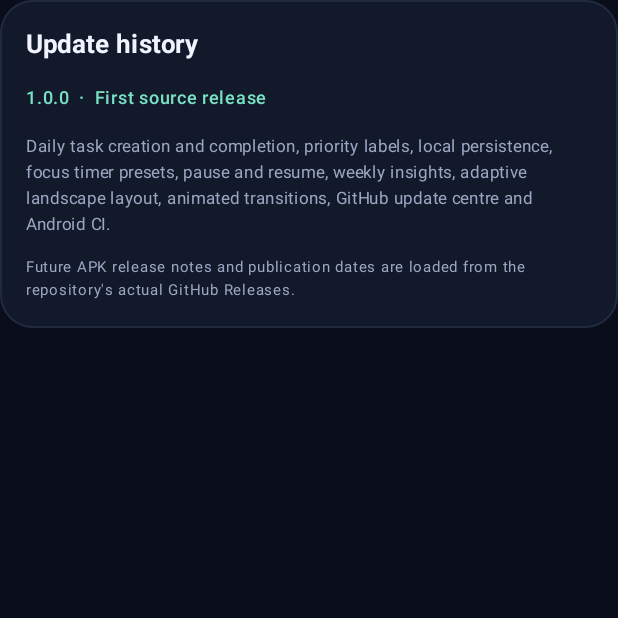
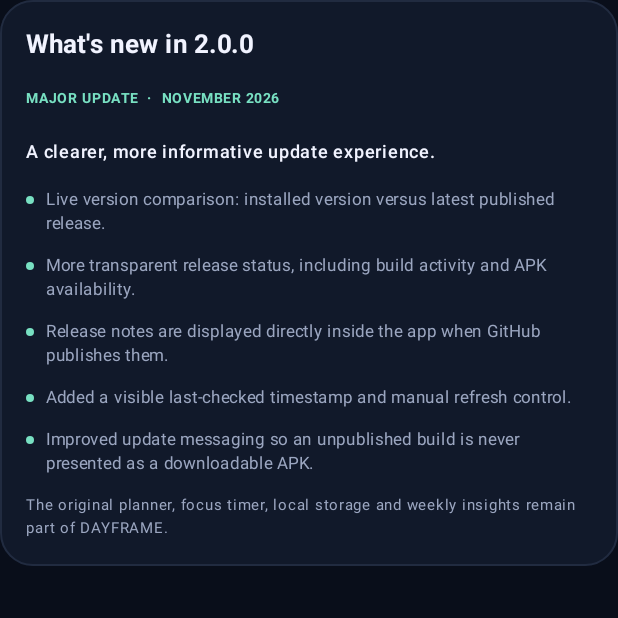
Before and after one commit to CFSTUDIO-project/Open-source, an Android app built with Jetpack Compose: the composable SourceHistoryCard shown on its own in the app's theme, on a phone screen of 412 x 824 dp, the top half of it. Run offline under Robolectric (Android 15) with nearby library versions, the phone set to English and light mode, and no system bars.

Commit message:
Polish DAYFRAME 2.0.0 update center

```diff
--- a/app/src/main/java/app/dayframe/mobile/ui/DayframeApp.kt
+++ b/app/src/main/java/app/dayframe/mobile/ui/DayframeApp.kt
@@ -1129,10 +1129,26 @@ private fun UpdatePanel(
         downloadState.error?.let {
             Text(it, color = Coral, fontSize = 11.sp, lineHeight = 16.sp)
         }
+        if (snapshot != null) {
+            val checkedLabel = DateTimeFormatter.ofPattern("d MMM · HH:mm", Locale.getDefault())
+                .withZone(ZoneId.systemDefault())
+                .format(Instant.ofEpochMilli(snapshot.checkedAt))
+            Row(Modifier.fillMaxWidth(), verticalAlignment = Alignment.CenterVertically) {
+                Text("LAST CHECK", color = TextMuted.copy(alpha = .75f), fontSize = 9.sp, fontWeight = FontWeight.Bold, letterSpacing = .9.sp)
+                Spacer(Modifier.weight(1f))
+                Text(checkedLabel, color = TextMuted, fontSize = 10.sp)
+            }
+            Row(Modifier.fillMaxWidth(), verticalAlignment = Alignment.CenterVertically) {
+                Text("Installed  " + snapshot.currentVersion, color = TextMuted, fontSize = 10.sp)
+                Spacer(Modifier.weight(1f))
+                Text("Latest  " + (snapshot.latestVersion ?: "Not published"), color = TextPrimary, fontSize = 10.sp, fontWeight = FontWeight.SemiBold)
+            }
+        }
         Text(
-            "Checks GitHub when this page opens and every 5 minutes while it stays open.",
+            "Live GitHub check · refreshes on entry and every 5 minutes while this page is open.",
             color = TextMuted.copy(alpha = .8f),
-            fontSize = 10.sp
+            fontSize = 10.sp,
+            lineHeight = 14.sp
         )
     }
 }
@@ -1159,15 +1175,22 @@ private fun AboutDetailsCard() {
 @Composable
 private fun SourceHistoryCard() {
     SurfaceCard {
-        Text("Update history", color = TextPrimary, fontSize = 17.sp, fontWeight = FontWeight.Bold)
-        Text("1.0.0  ·  First source release", color = Mint, fontSize = 12.sp, fontWeight = FontWeight.SemiBold)
-        Text(
-            "Daily task creation and completion, priority labels, local persistence, focus timer presets, pause and resume, weekly insights, adaptive landscape layout, animated transitions, GitHub update centre and Android CI.",
-            color = TextMuted,
-            fontSize = 11.sp,
-            lineHeight = 17.sp
-        )
-        Text("Future APK release notes and publication dates are loaded from the repository's actual GitHub Releases.", color = TextMuted, fontSize = 10.sp, lineHeight = 15.sp)
+        Text("What's new in 2.0.0", color = TextPrimary, fontSize = 17.sp, fontWeight = FontWeight.Bold)
+        Text("MAJOR UPDATE  ·  NOVEMBER 2026", color = Mint, fontSize = 9.sp, fontWeight = FontWeight.Bold, letterSpacing = 1.sp)
+        Text("A clearer, more informative update experience.", color = TextPrimary, fontSize = 12.sp, fontWeight = FontWeight.SemiBold)
+        listOf(
+            "Live version comparison: installed version versus latest published release.",
+            "More transparent release status, including build activity and APK availability.",
+            "Release notes are displayed directly inside the app when GitHub publishes them.",
+            "Added a visible last-checked timestamp and manual refresh control.",
+            "Improved update messaging so an unpublished build is never presented as a downloadable APK."
+        ).forEach { item ->
+            Row(horizontalArrangement = Arrangement.spacedBy(8.dp), verticalAlignment = Alignment.Top) {
+                Box(Modifier.padding(top = 5.dp).size(5.dp).clip(CircleShape).background(Mint))
+                Text(item, color = TextMuted, fontSize = 11.sp, lineHeight = 16.sp)
+            }
+        }
+        Text("The original planner, focus timer, local storage and weekly insights remain part of DAYFRAME.", color = TextMuted, fontSize = 10.sp, lineHeight = 15.sp)
     }
 }
 
```
